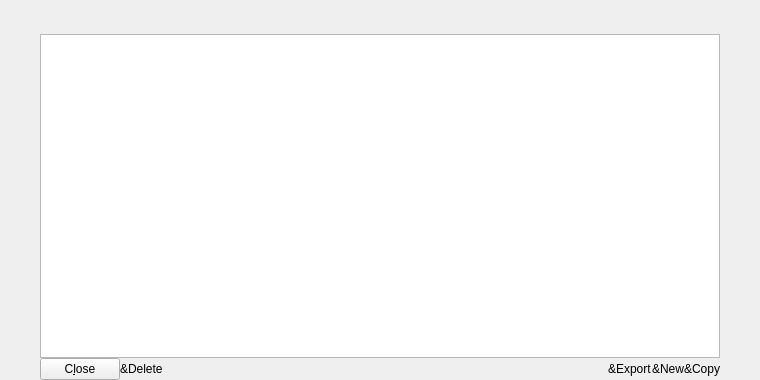
Qt form src/qt/forms/addressbookpage.ui (frozenflux3/munt-official) before a commit.
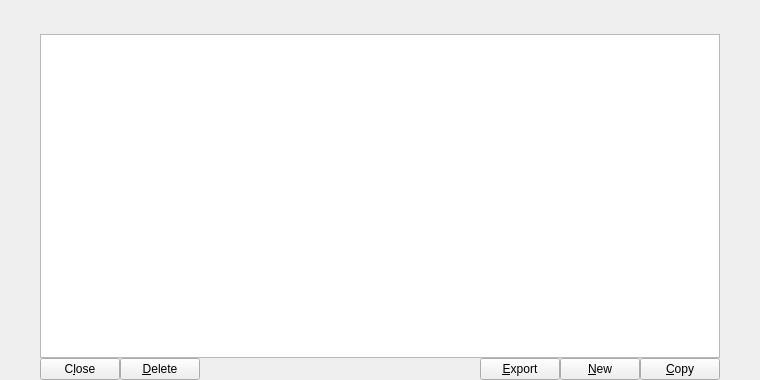
The same form after that commit. Custom widgets are drawn as their Qt base class.

Commit message: Fix icons in address book.

Patch:
```diff
--- a/src/qt/forms/addressbookpage.ui
+++ b/src/qt/forms/addressbookpage.ui
@@ -86,7 +86,7 @@
       </widget>
      </item>
      <item>
-      <widget class="ClickableLabel" name="deleteAddress">
+      <widget class="QPushButton" name="deleteAddress">
        <property name="toolTip">
         <string>Delete the currently selected address from the list</string>
        </property>
@@ -96,9 +96,6 @@
        <property name="autoDefault" stdset="0">
         <bool>false</bool>
        </property>
-       <property name="indent">
-         <number>0</number>
-       </property>
       </widget>
      </item>
      <item>
@@ -115,7 +112,7 @@
       </spacer>
      </item>
      <item>
-      <widget class="ClickableLabel" name="exportButton">
+      <widget class="QPushButton" name="exportButton">
        <property name="toolTip">
         <string>Export the data in the current tab to a file</string>
        </property>
@@ -125,13 +122,10 @@
        <property name="autoDefault" stdset="0">
         <bool>false</bool>
        </property>
-       <property name="indent">
-         <number>0</number>
-       </property>
       </widget>
      </item>
      <item>
-      <widget class="ClickableLabel" name="newAddress">
+      <widget class="QPushButton" name="newAddress">
        <property name="toolTip">
         <string>Create a new address</string>
        </property>
@@ -141,13 +135,10 @@
        <property name="autoDefault" stdset="0">
         <bool>false</bool>
        </property>
-       <property name="indent">
-         <number>0</number>
-       </property>
       </widget>
      </item>
      <item>
-      <widget class="ClickableLabel" name="copyAddress">
+      <widget class="QPushButton" name="copyAddress">
        <property name="toolTip">
         <string>Copy the currently selected address to the system clipboard</string>
        </property>
@@ -157,22 +148,12 @@
        <property name="autoDefault" stdset="0">
         <bool>false</bool>
        </property>
-       <property name="indent">
-         <number>0</number>
-       </property>
       </widget>
      </item>
     </layout>
    </item>
   </layout>
  </widget>
- <customwidgets>
-  <customwidget>
-   <class>ClickableLabel</class>
-   <extends>QLabel</extends>
-   <header location="global">qt/_Gulden/clickablelabel.h</header>
-  </customwidget>
- </customwidgets>
  <resources>
   <include location="../gulden.qrc"/>
  </resources>
```
The commit also changes 1 other file.
